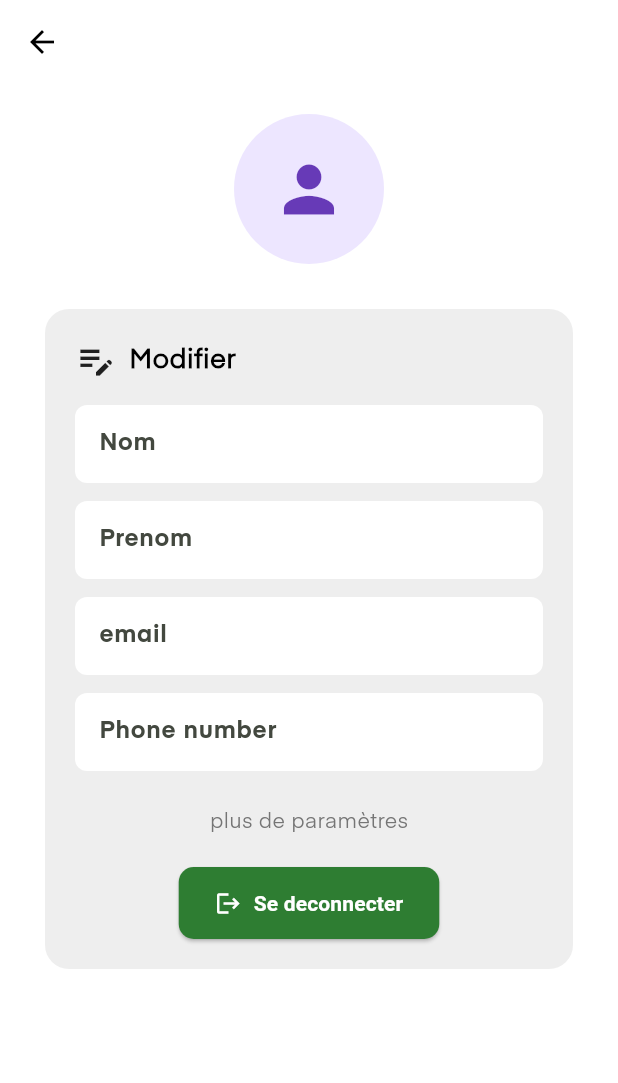
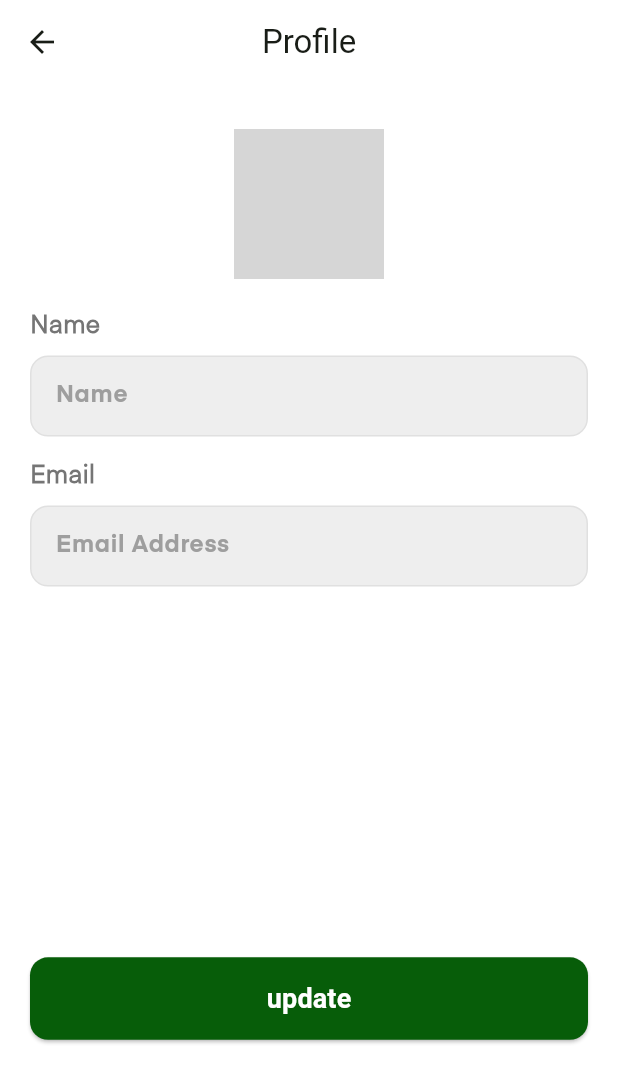
Before and after one commit to gfriedtod/smart_city, a Flutter app: the screen it shows after launch, after a tap on the "account circle" icon, on a phone screen of 412 x 824 dp. Shown: the top 1083 px of the screen. Run offline on Flutter 3.47's test engine with Material 3 defaults, Android fonts, the phone set to English and light mode, and no system bars; our stand-ins replace fl_chart, flutter_map, font_awesome_flutter, geolocator, latlong2; missing offline and left inert: flutter_osm_plugin, osm_search_and_pick; grey boxes are pictures that could not be loaded.

Commit message:
Page Myincident

```diff
--- a/smart_city_app/lib/presentation/kernel.dart
+++ b/smart_city_app/lib/presentation/kernel.dart
@@ -2,6 +2,7 @@ import 'package:flutter/material.dart';
 import 'package:smart_city_app/presentation/screens/home/HomePage.dart';
 import 'package:smart_city_app/presentation/screens/profile/ProfilePage.dart';
 import 'package:smart_city_app/presentation/screens/form/UploadIncident.dart';
+import 'package:smart_city_app/presentation/screens/personal_incidents/MyIncidents.dart';
 
 class KernelView extends StatefulWidget {
   const KernelView({super.key});
@@ -16,7 +17,7 @@ class _KernelViewState extends State<KernelView> {
   final List<Widget> _pages = const [
     HomeScreenContent(),
     Placeholder(), // Page Liste
-    Placeholder(), // Page Notifications
+    IncidentStatusPage(), // Page Notifications
   ];
 
   @override
@@ -44,15 +45,16 @@ class _KernelViewState extends State<KernelView> {
       // ✅ Barre de navigation avec encoche
       bottomNavigationBar: BottomAppBar(
         shape: const CircularNotchedRectangle(),
-        notchMargin: 8.0,
+        notchMargin: 6.0, // Réduit l’espace autour du bouton +
         color: Colors.white,
         elevation: 10,
         child: SizedBox(
-          height: 20,
+          height: 8, // 👈 Hauteur réduite ici (tu peux tester 44 aussi)
           child: Row(
             mainAxisAlignment: MainAxisAlignment.spaceAround,
             children: [
               IconButton(
+                iconSize: 20, // 👈 icône plus petite
                 icon: Icon(
                   Icons.home_outlined,
                   color: _selectedIndex == 0 ? Colors.green.shade800 : Colors.grey,
@@ -60,26 +62,29 @@ class _KernelViewState extends State<KernelView> {
                 onPressed: () => setState(() => _selectedIndex = 0),
               ),
               IconButton(
+                iconSize: 22,
                 icon: Icon(
                   Icons.list_alt,
                   color: _selectedIndex == 1 ? Colors.green.shade800 : Colors.grey,
                 ),
                 onPressed: () => setState(() => _selectedIndex = 1),
               ),
-              const SizedBox(width: 48), // Espace pour le bouton +
+              const SizedBox(width: 10), // espace réservé au bouton +
               IconButton(
+                iconSize: 22,
                 icon: Icon(
-                  Icons.notifications_outlined,
+                  Icons.alarm_outlined,
                   color: _selectedIndex == 2 ? Colors.green.shade800 : Colors.grey,
                 ),
                 onPressed: () => setState(() => _selectedIndex = 2),
               ),
               IconButton(
+                iconSize: 22,
                 icon: const Icon(Icons.account_circle_outlined, color: Colors.grey),
                 onPressed: () {
                   Navigator.push(
                     context,
-                    MaterialPageRoute(builder: (context) => const ProfilePage()),
+                    MaterialPageRoute(builder: (context) =>  ProfilePage()),
                   );
                 },
               ),
@@ -87,6 +92,7 @@ class _KernelViewState extends State<KernelView> {
           ),
         ),
       ),
+
     );
   }
 }
--- a/smart_city_app/lib/presentation/screens/profile/ProfilePage.dart
+++ b/smart_city_app/lib/presentation/screens/profile/ProfilePage.dart
@@ -2,117 +2,94 @@ import 'package:flutter/material.dart';
 import 'package:smart_city_app/presentation/components/CustomTextField.dart';
 import 'package:smart_city_app/presentation/components/button_comp.dart';
 import 'package:smart_city_app/presentation/screens/onboarding/color.dart';
-import 'package:flutter/material.dart';
-import 'package:smart_city_app/presentation/screens/home/HomePage.dart';
 
 class ProfilePage extends StatelessWidget {
-  const ProfilePage({Key? key}) : super(key: key);
+  ProfilePage({Key? key}) : super(key: key);
+  final TextEditingController _nameController = TextEditingController();
+  final TextEditingController _emailController = TextEditingController();
 
   @override
   Widget build(BuildContext context) {
-    final Color themeColor = Colors.green.shade800;
-
     return Scaffold(
       appBar: AppBar(
-        elevation: 0,
         backgroundColor: Colors.white,
-        leading: IconButton(
-          icon: const Icon(Icons.arrow_back, color: Colors.black),
-          onPressed: () {
-            Navigator.pushReplacement(
-              context,
-              MaterialPageRoute(builder: (context) => const HomePage()),
-            );
-          },
-
+        leading: const BackButton(),
+        title: const Text('Profile'),
+        centerTitle: true,
       ),
-      ),
-      body: Column(
-        children: [
-          const SizedBox(height: 20),
-          const CircleAvatar(
-            radius: 50,
-            backgroundColor: Color(0xFFEDE6FF), // fond violet clair
-            child: Icon(Icons.person, size: 50, color: Colors.deepPurple),
-          ),
-          const SizedBox(height: 30),
-
-          // Formulaire dans une box stylisée
-          Container(
-            margin: const EdgeInsets.symmetric(horizontal: 30),
+      body: SingleChildScrollView(
         padding: const EdgeInsets.all(20),
-            decoration: BoxDecoration(
-              color: Colors.grey.shade200,
-              borderRadius: BorderRadius.circular(16),
-            ),
         child: Column(
           children: [
-                Row(
-                  children: const [
-                    Icon(Icons.edit_note, size: 28),
-                    SizedBox(width: 8),
-                    Text(
-                      "Modifier",
-                      style: TextStyle(fontSize: 18, fontWeight: FontWeight.bold),
+            const SizedBox(height: 10),
+            Stack(
+              children: [
+                const CircleAvatar(
+                  backgroundColor: primaryColor,
+                  radius: 50,
+                  backgroundImage: AssetImage('assets/images/profile.jpg'),
                 ),
-                  ],
+                Positioned(
+                  bottom: 0,
+                  right: 4,
+                  child: CircleAvatar(
+                    radius: 18,
+                    backgroundColor: Colors.white,
+                    child: IconButton(
+                      icon: const Icon(
+                        Icons.edit,
+                        size: 20,
+                        color: primaryColor,
                       ),
-                const SizedBox(height: 16),
-                const _InputField(label: "Nom"),
-                const _InputField(label: "Prenom"),
-                const _InputField(label: "email"),
-                const _InputField(label: "Phone number"),
-                const SizedBox(height: 12),
-                Text("plus de paramètres", style: TextStyle(color: Colors.grey.shade600)),
-                const SizedBox(height: 20),
-                ElevatedButton.icon(
                       onPressed: () {
-                    // Action de déconnexion
+                        // TODO: Navigate to edit profile or enable editing
+                        print("Edit profile tapped");
                       },
-                  style: ElevatedButton.styleFrom(
-                    backgroundColor: themeColor,
-                    padding: const EdgeInsets.symmetric(horizontal: 24, vertical: 14),
-                    shape: RoundedRectangleBorder(
-                      borderRadius: BorderRadius.circular(10),
                     ),
-                  ),
-                  icon: const Icon(Icons.logout, color: Colors.white),
-                  label: const Text(
-                    "Se deconnecter",
-                    style: TextStyle(color: Colors.white, fontWeight: FontWeight.bold),
                   ),
                 ),
               ],
             ),
+            const SizedBox(height: 20),
+            CustomTextField(
+              label: "Name",
+              hint: "Name",
+              controller: _nameController,
+            ),
+            const SizedBox(height: 15),
+            CustomTextField(
+              label: "Email",
+              hint: "Email Address",
+              controller: _emailController,
+            ),
+
+            SizedBox(height: MediaQuery.of(context).size.height * 0.3),
+            ButtonComp(
+              width: double.infinity,
+              title: 'update',
+              onPressed: () {},
             ),
           ],
         ),
+      ),
     );
   }
+
+  Widget _buildInfoLabel(String text) {
+    return Align(
+      alignment: Alignment.centerLeft,
+      child: Text(
+        text,
+        style: const TextStyle(
+          fontSize: 14,
+          fontWeight: FontWeight.w500,
+          color: Colors.grey,
+        ),
+      ),
+    );
   }
 
-class _InputField extends StatelessWidget {
-  final String label;
-  const _InputField({required this.label});
-
-  @override
-  Widget build(BuildContext context) {
-    return Column(
-      children: [
-        TextField(
-          decoration: InputDecoration(
-            hintText: label,
-            filled: true,
-            fillColor: Colors.white,
-            contentPadding: const EdgeInsets.symmetric(horizontal: 12, vertical: 14),
-            border: OutlineInputBorder(
-              borderRadius: BorderRadius.circular(8),
-              borderSide: BorderSide.none,
-            ),
-          ),
-        ),
-        const SizedBox(height: 12),
-      ],
-    );
+  Widget _buildInfoValue(String text) {
+    return CustomTextField(label: text, hint: text);
   }
 }
```
Lines whose indentation alone changed are shown as unchanged.
